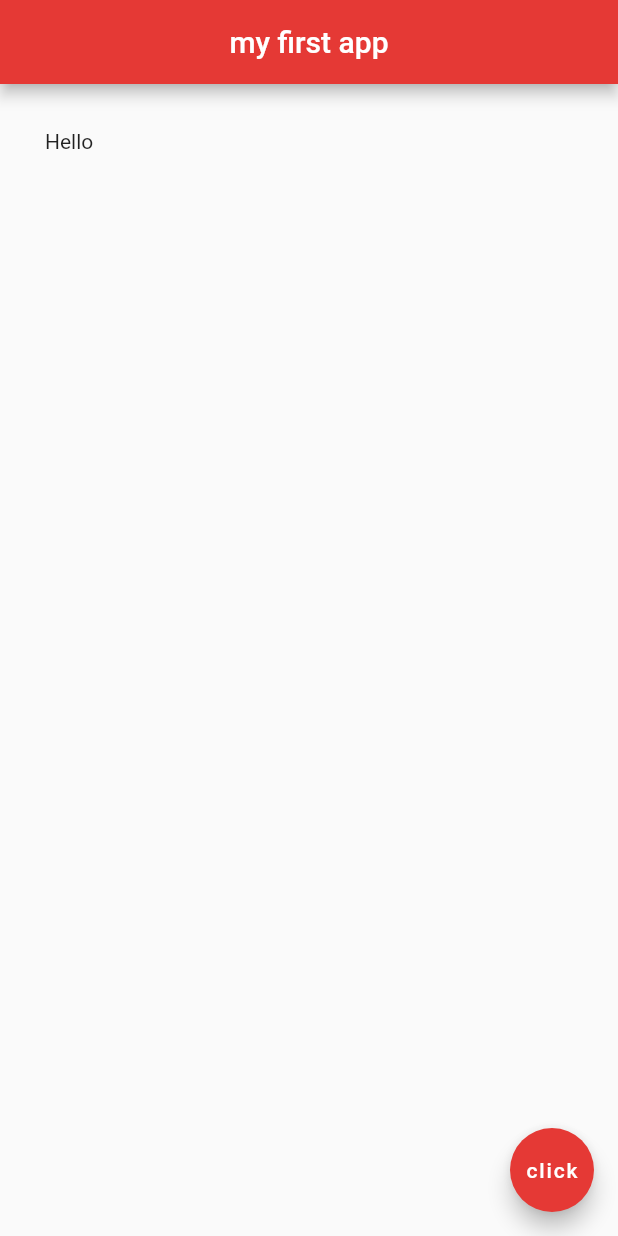
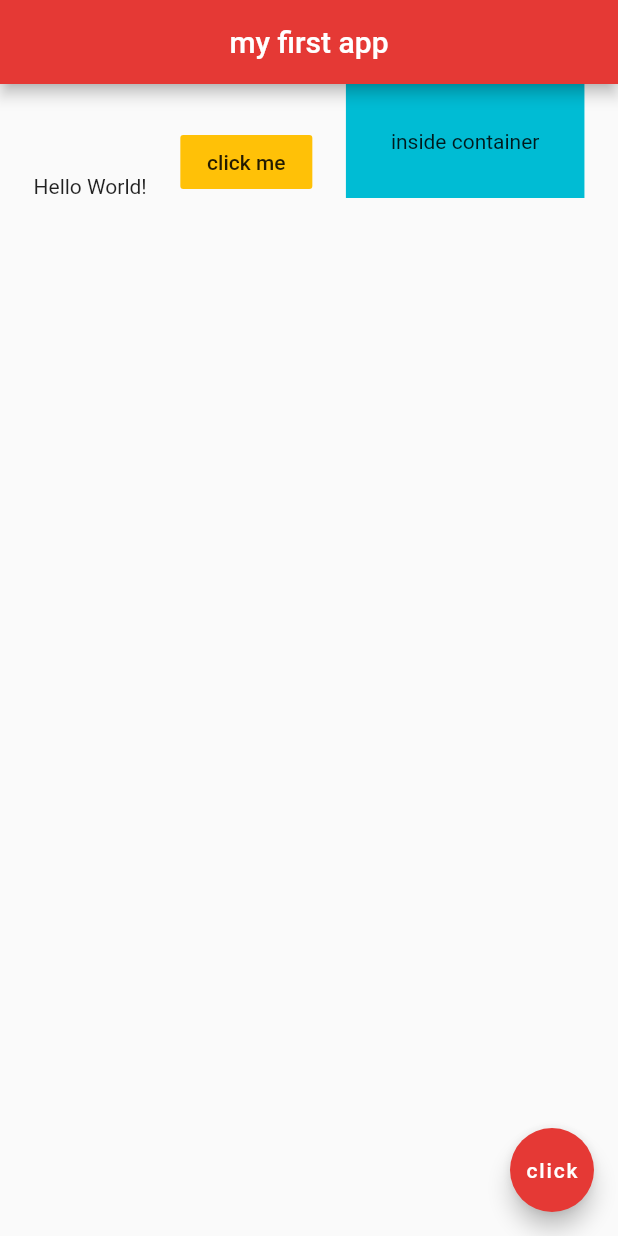
Before and after one commit to MbuguaCaleb/second_flutter_app, a Flutter app: the screen it shows after launch, on a phone screen of 412 x 824 dp. Run offline on Flutter 3.47's test engine with Material 2 defaults, Android fonts, the phone set to English and light mode, and no system bars.

Commit message:
'learning-about-alignment-in-rows'

```diff
--- a/lib/main.dart
+++ b/lib/main.dart
@@ -20,9 +20,22 @@ class Home extends StatelessWidget {
         centerTitle: true,
         backgroundColor: Colors.red[600],
       ),
-      body:Padding(
-        child: Text('Hello'),
-        padding: EdgeInsets.all(30.0),
+      body:Row(
+        mainAxisAlignment: MainAxisAlignment.spaceEvenly,
+        crossAxisAlignment: CrossAxisAlignment.end,
+        children: <Widget>[
+          Text("Hello World!"),
+          FlatButton(
+            onPressed: (){},
+            color: Colors.amber,
+            child: Text('click me')
+          ),
+          Container(
+            color: Colors.cyan,
+            padding: EdgeInsets.all(30.0),
+            child: Text('inside container'),
+          )
+        ],
       ),
       floatingActionButton: FloatingActionButton(
         onPressed: (){},
```
Also changed, not shown: 1 other file.
